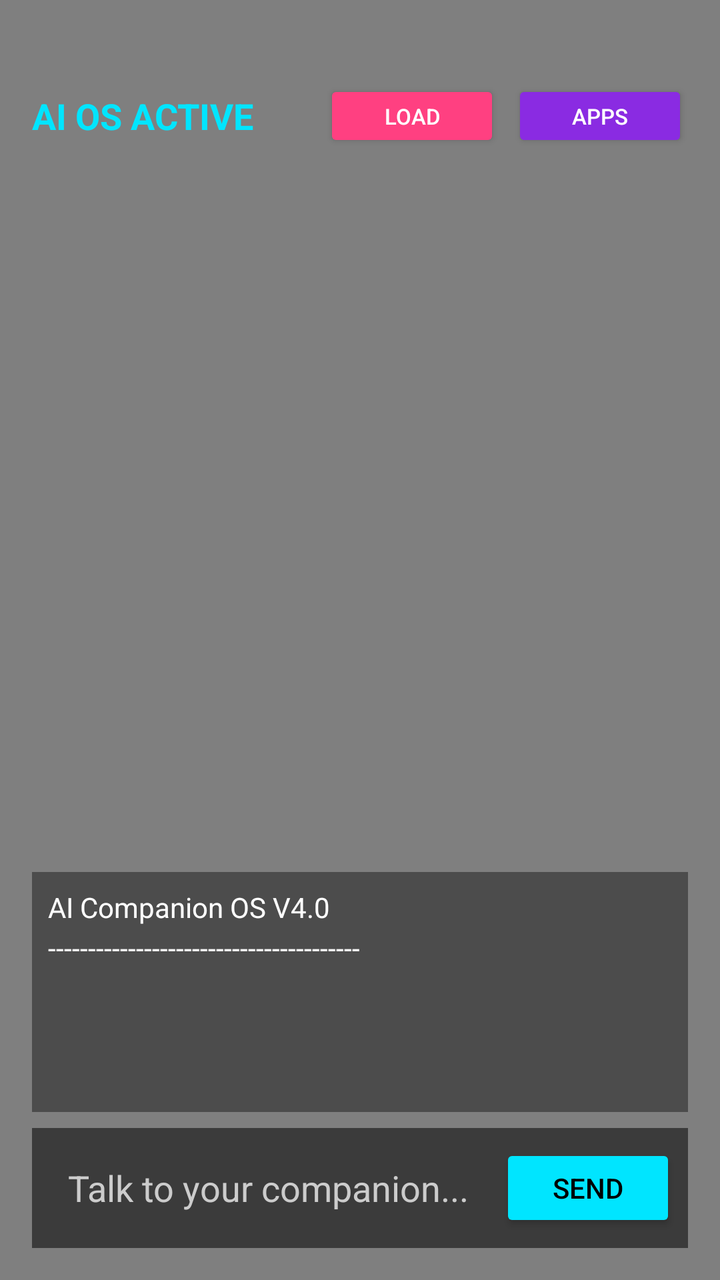
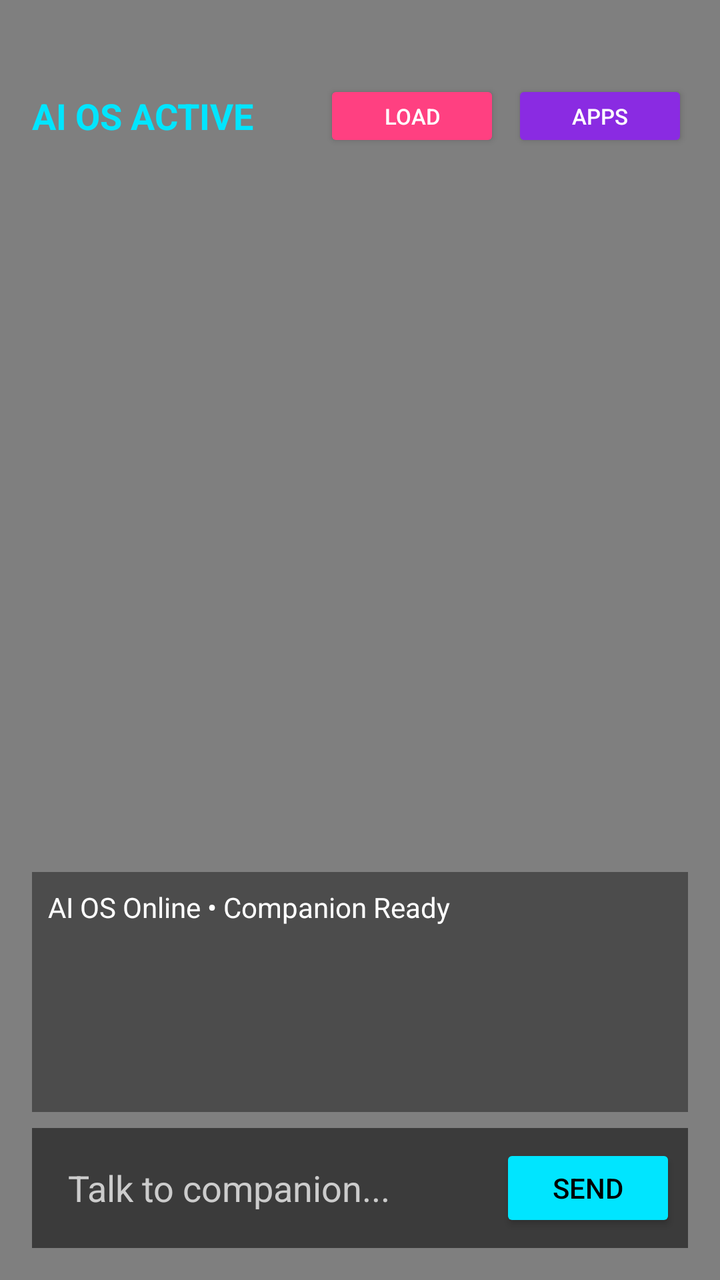

An Android layout rendered at two revisions. The XML below is the earlier revision; the diff shows what the commit changed to produce the second picture.
<!-- AndroidManifest.xml: application theme Theme.AppCompat.NoActionBar -->
<!-- res/layout/activity_main.xml -->
<?xml version="1.0" encoding="utf-8"?>
<FrameLayout xmlns:android="http://schemas.android.com/apk/res/android"
    android:layout_width="match_parent"
    android:layout_height="match_parent"
    android:background="#000000">

    <VideoView
        android:id="@+id/animeVideoView"
        android:layout_width="match_parent"
        android:layout_height="match_parent"
        android:layout_gravity="center" />

    <LinearLayout
        android:layout_width="match_parent"
        android:layout_height="match_parent"
        android:orientation="vertical"
        android:padding="16dp">

        <LinearLayout
            android:layout_width="match_parent"
            android:layout_height="wrap_content"
            android:orientation="horizontal"
            android:gravity="center_vertical"
            android:layout_marginTop="24dp">

            <TextView
                android:layout_width="0dp"
                android:layout_height="wrap_content"
                android:layout_weight="1"
                android:text="AI OS ACTIVE"
                android:textColor="#00E5FF"
                android:textSize="18sp"
                android:textStyle="bold" />

            <Button
                android:id="@+id/btnLoadVideo"
                android:layout_width="wrap_content"
                android:layout_height="36dp"
                android:text="Load"
                android:textSize="11sp"
                android:backgroundTint="#FF4081"
                android:textColor="#FFFFFF"
                android:layout_marginEnd="6dp" />

            <Button
                android:id="@+id/btnAppDrawer"
                android:layout_width="wrap_content"
                android:layout_height="36dp"
                android:text="Apps"
                android:textSize="11sp"
                android:backgroundTint="#8A2BE2"
                android:textColor="#FFFFFF" />
        </LinearLayout>

        
        <View
            android:layout_width="match_parent"
            android:layout_height="0dp"
            android:layout_weight="1" />

        
        <ScrollView
            android:id="@+id/chatScroll"
            android:layout_width="match_parent"
            android:layout_height="120dp"
            android:background="#66000000"
            android:padding="8dp"
            android:layout_marginBottom="8dp">

            <TextView
                android:id="@+id/chatDisplay"
                android:layout_width="match_parent"
                android:layout_height="wrap_content"
                android:textColor="#FFFFFF"
                android:textSize="14sp"
                android:lineSpacingExtra="4dp"
                android:text="AI Companion OS V4.0\n---------------------------------------\n\n" />
        </ScrollView>

        <LinearLayout
            android:layout_width="match_parent"
            android:layout_height="wrap_content"
            android:orientation="horizontal"
            android:gravity="center_vertical"
            android:background="#88000000"
            android:padding="6dp">

            <EditText
                android:id="@+id/messageInput"
                android:layout_width="0dp"
                android:layout_height="48dp"
                android:layout_weight="1"
                android:background="@null"
                android:hint="Talk to your companion..."
                android:textColorHint="#CCCCCC"
                android:textColor="#FFFFFF"
                android:paddingLeft="12dp"
                android:paddingRight="12dp" />

            <Button
                android:id="@+id/sendButton"
                android:layout_width="wrap_content"
                android:layout_height="44dp"
                android:text="Send"
                android:backgroundTint="#00E5FF"
                android:textColor="#000000" />
        </LinearLayout>

    </LinearLayout>

</FrameLayout>
<!-- resources referenced by this layout -->
<resources>

</resources>

<!-- the commit's change to res/layout/activity_main.xml (unified diff, before → after) -->
@@ -74,9 +74,10 @@
                 android:textColor="#FFFFFF"
                 android:textSize="14sp"
                 android:lineSpacingExtra="4dp"
-                android:text="AI Companion OS V4.0\n---------------------------------------\n\n" />
+                android:text="AI OS Online • Companion Ready\n\n" />
         </ScrollView>
 
+        
         <LinearLayout
             android:layout_width="match_parent"
             android:layout_height="wrap_content"
@@ -91,7 +92,7 @@
                 android:layout_height="48dp"
                 android:layout_weight="1"
                 android:background="@null"
-                android:hint="Talk to your companion..."
+                android:hint="Talk to companion..."
                 android:textColorHint="#CCCCCC"
                 android:textColor="#FFFFFF"
                 android:paddingLeft="12dp"
